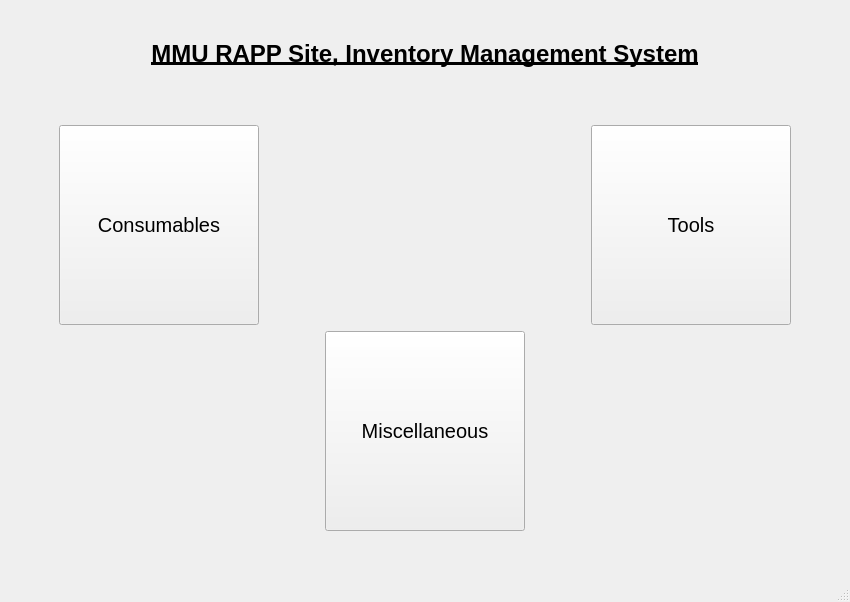
Above: mainwindow.ui from ChaosKingNV/NPCIL-Inventory-Management-System before the change. Below: the same form after it.
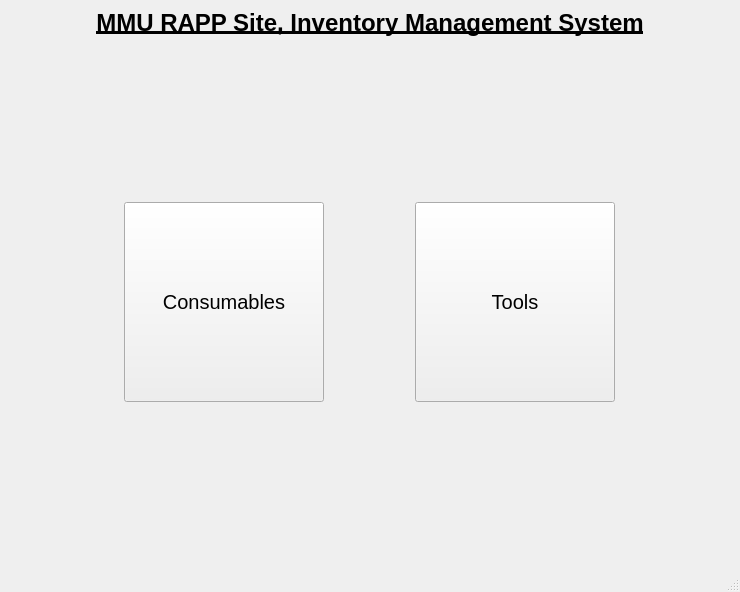
That is the form after the change.

Commit message: TUpdate all feture added and miscellaneous removed

```diff
--- a/mainwindow.ui
+++ b/mainwindow.ui
@@ -6,8 +6,8 @@
    <rect>
     <x>0</x>
     <y>0</y>
-    <width>850</width>
-    <height>602</height>
+    <width>740</width>
+    <height>592</height>
    </rect>
   </property>
   <property name="sizePolicy">
@@ -47,7 +47,7 @@
        <enum>Qt::Vertical</enum>
       </property>
       <property name="sizeType">
-       <enum>QSizePolicy::Preferred</enum>
+       <enum>QSizePolicy::Expanding</enum>
       </property>
       <property name="sizeHint" stdset="0">
        <size>
@@ -59,7 +59,7 @@
     </item>
     <item>
      <layout class="QGridLayout" name="gridLayout">
-      <item row="0" column="3">
+      <item row="0" column="2">
        <spacer name="horizontalSpacer">
         <property name="orientation">
          <enum>Qt::Horizontal</enum>
@@ -75,6 +75,46 @@
         </property>
        </spacer>
       </item>
+      <item row="0" column="4">
+       <spacer name="horizontalSpacer_5">
+        <property name="orientation">
+         <enum>Qt::Horizontal</enum>
+        </property>
+        <property name="sizeType">
+         <enum>QSizePolicy::Fixed</enum>
+        </property>
+        <property name="sizeHint" stdset="0">
+         <size>
+          <width>50</width>
+          <height>20</height>
+         </size>
+        </property>
+       </spacer>
+      </item>
+      <item row="0" column="3">
+       <widget class="QPushButton" name="pushButtonTools">
+        <property name="sizePolicy">
+         <sizepolicy hsizetype="Fixed" vsizetype="Fixed">
+          <horstretch>0</horstretch>
+          <verstretch>0</verstretch>
+         </sizepolicy>
+        </property>
+        <property name="minimumSize">
+         <size>
+          <width>200</width>
+          <height>200</height>
+         </size>
+        </property>
+        <property name="font">
+         <font>
+          <pointsize>15</pointsize>
+         </font>
+        </property>
+        <property name="text">
+         <string>Tools</string>
+        </property>
+       </widget>
+      </item>
       <item row="0" column="0">
        <spacer name="horizontalSpacer_4">
         <property name="orientation">
@@ -91,32 +131,6 @@
         </property>
        </spacer>
       </item>
-      <item row="1" column="2">
-       <spacer name="horizontalSpacer_2">
-        <property name="orientation">
-         <enum>Qt::Horizontal</enum>
-        </property>
-        <property name="sizeHint" stdset="0">
-         <size>
-          <width>40</width>
-          <height>20</height>
-         </size>
-        </property>
-       </spacer>
-      </item>
-      <item row="1" column="4">
-       <spacer name="horizontalSpacer_3">
-        <property name="orientation">
-         <enum>Qt::Horizontal</enum>
-        </property>
-        <property name="sizeHint" stdset="0">
-         <size>
-          <width>40</width>
-          <height>20</height>
-         </size>
-        </property>
-       </spacer>
-      </item>
       <item row="0" column="1">
        <widget class="QPushButton" name="pushButtonConsumables">
         <property name="sizePolicy">
@@ -141,70 +155,6 @@
         </property>
        </widget>
       </item>
-      <item row="0" column="5">
-       <widget class="QPushButton" name="pushButtonTools">
-        <property name="sizePolicy">
-         <sizepolicy hsizetype="Fixed" vsizetype="Fixed">
-          <horstretch>0</horstretch>
-          <verstretch>0</verstretch>
-         </sizepolicy>
-        </property>
-        <property name="minimumSize">
-         <size>
-          <width>200</width>
-          <height>200</height>
-         </size>
-        </property>
-        <property name="font">
-         <font>
-          <pointsize>15</pointsize>
-         </font>
-        </property>
-        <property name="text">
-         <string>Tools</string>
-        </property>
-       </widget>
-      </item>
-      <item row="0" column="6">
-       <spacer name="horizontalSpacer_5">
-        <property name="orientation">
-         <enum>Qt::Horizontal</enum>
-        </property>
-        <property name="sizeType">
-         <enum>QSizePolicy::Fixed</enum>
-        </property>
-        <property name="sizeHint" stdset="0">
-         <size>
-          <width>50</width>
-          <height>20</height>
-         </size>
-        </property>
-       </spacer>
-      </item>
-      <item row="1" column="3">
-       <widget class="QPushButton" name="pushButtonMiscellaneous">
-        <property name="sizePolicy">
-         <sizepolicy hsizetype="Fixed" vsizetype="Fixed">
-          <horstretch>0</horstretch>
-          <verstretch>0</verstretch>
-         </sizepolicy>
-        </property>
-        <property name="minimumSize">
-         <size>
-          <width>200</width>
-          <height>200</height>
-         </size>
-        </property>
-        <property name="font">
-         <font>
-          <pointsize>15</pointsize>
-         </font>
-        </property>
-        <property name="text">
-         <string>Miscellaneous</string>
-        </property>
-       </widget>
-      </item>
      </layout>
     </item>
     <item>
@@ -213,7 +163,7 @@
        <enum>Qt::Vertical</enum>
       </property>
       <property name="sizeType">
-       <enum>QSizePolicy::Preferred</enum>
+       <enum>QSizePolicy::Expanding</enum>
       </property>
       <property name="sizeHint" stdset="0">
        <size>
```
Left out of the diff: 2 changed lines with no effect on the pictures. The commit also changes 7 other files.
